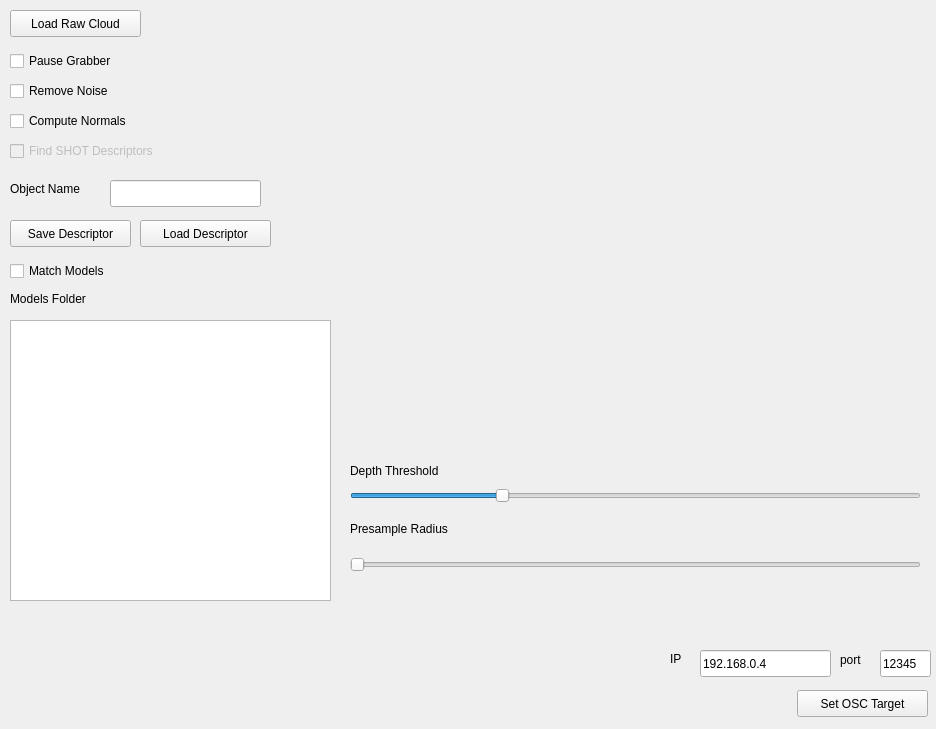
Old version of the form kpoApp.ui in the repository jbeuckm/kinect_pcl_osc_qt.
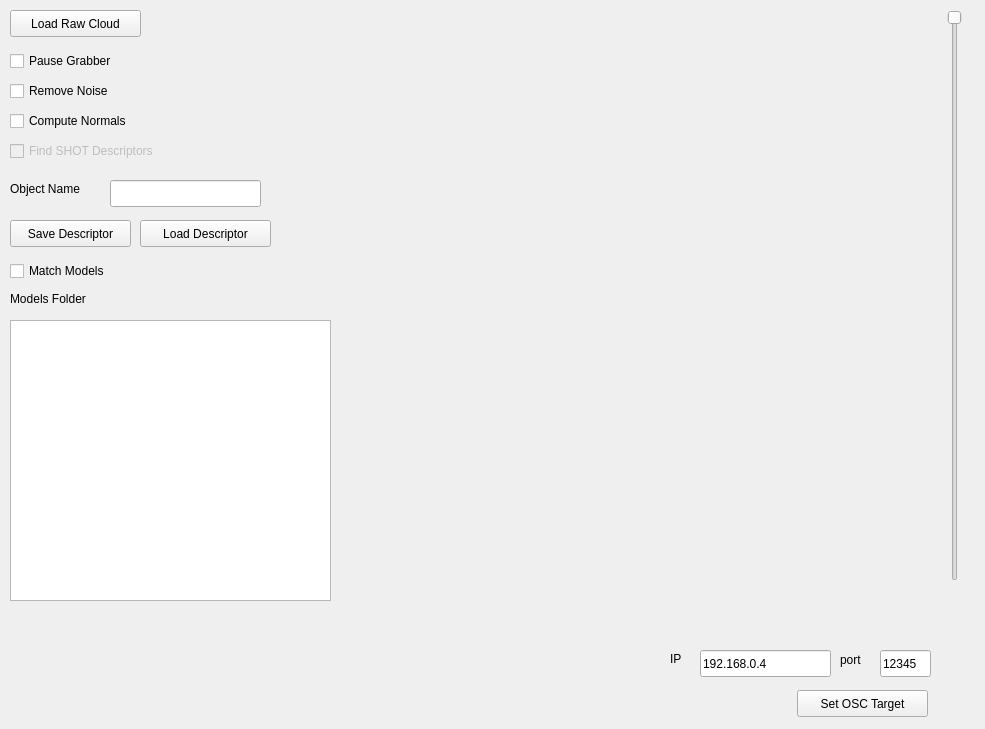
New version of the form. Custom widgets are drawn as their Qt base class.

Commit message: moved to a vertical depth slider with finer grains

Diff of the .ui file:
```diff
--- a/kpoApp.ui
+++ b/kpoApp.ui
@@ -6,7 +6,7 @@
    <rect>
     <x>0</x>
     <y>0</y>
-    <width>936</width>
+    <width>985</width>
     <height>729</height>
    </rect>
   </property>
@@ -45,65 +45,6 @@
      </rect>
     </property>
    </widget>
-   <widget class="QSlider" name="fieldValueSlider">
-    <property name="geometry">
-     <rect>
-      <x>350</x>
-      <y>480</y>
-      <width>571</width>
-      <height>31</height>
-     </rect>
-    </property>
-    <property name="mouseTracking">
-     <bool>false</bool>
-    </property>
-    <property name="toolTip">
-     <string>Set the pcl::PassThrough filter limits parameters</string>
-    </property>
-    <property name="statusTip">
-     <string/>
-    </property>
-    <property name="whatsThis">
-     <string/>
-    </property>
-    <property name="accessibleName">
-     <string/>
-    </property>
-    <property name="accessibleDescription">
-     <string/>
-    </property>
-    <property name="maximum">
-     <number>50</number>
-    </property>
-    <property name="value">
-     <number>13</number>
-    </property>
-    <property name="sliderPosition">
-     <number>13</number>
-    </property>
-    <property name="orientation">
-     <enum>Qt::Horizontal</enum>
-    </property>
-    <property name="tickPosition">
-     <enum>QSlider::NoTicks</enum>
-    </property>
-    <property name="tickInterval">
-     <number>1</number>
-    </property>
-   </widget>
-   <widget class="QLabel" name="label">
-    <property name="geometry">
-     <rect>
-      <x>350</x>
-      <y>460</y>
-      <width>121</width>
-      <height>21</height>
-     </rect>
-    </property>
-    <property name="text">
-     <string>Depth Threshold</string>
-    </property>
-   </widget>
    <widget class="QCheckBox" name="pauseCheckBox">
     <property name="geometry">
      <rect>
@@ -218,38 +159,6 @@
      <string>Load Descriptor</string>
     </property>
    </widget>
-   <widget class="QSlider" name="presampleRadiusSlider">
-    <property name="geometry">
-     <rect>
-      <x>350</x>
-      <y>550</y>
-      <width>571</width>
-      <height>29</height>
-     </rect>
-    </property>
-    <property name="minimum">
-     <number>1</number>
-    </property>
-    <property name="maximum">
-     <number>1000</number>
-    </property>
-    <property name="orientation">
-     <enum>Qt::Horizontal</enum>
-    </property>
-   </widget>
-   <widget class="QLabel" name="label_2">
-    <property name="geometry">
-     <rect>
-      <x>350</x>
-      <y>520</y>
-      <width>121</width>
-      <height>17</height>
-     </rect>
-    </property>
-    <property name="text">
-     <string>Presample Radius</string>
-    </property>
-   </widget>
    <widget class="QPushButton" name="loadRawCloudButton">
     <property name="geometry">
      <rect>
@@ -357,6 +266,34 @@
      <string>Models Folder</string>
     </property>
    </widget>
+   <widget class="QSlider" name="depthThresholdSlider">
+    <property name="geometry">
+     <rect>
+      <x>940</x>
+      <y>10</y>
+      <width>29</width>
+      <height>571</height>
+     </rect>
+    </property>
+    <property name="minimum">
+     <number>50</number>
+    </property>
+    <property name="maximum">
+     <number>500</number>
+    </property>
+    <property name="pageStep">
+     <number>1</number>
+    </property>
+    <property name="orientation">
+     <enum>Qt::Vertical</enum>
+    </property>
+    <property name="invertedAppearance">
+     <bool>true</bool>
+    </property>
+    <property name="invertedControls">
+     <bool>true</bool>
+    </property>
+   </widget>
   </widget>
  </widget>
  <customwidgets>
```
The commit also changes 3 other files.
